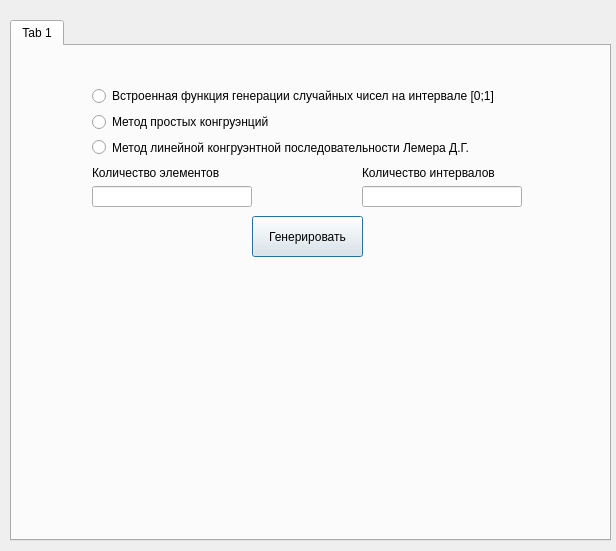
KomaR1/uniform_distribution, file file.ui: the form before one commit.
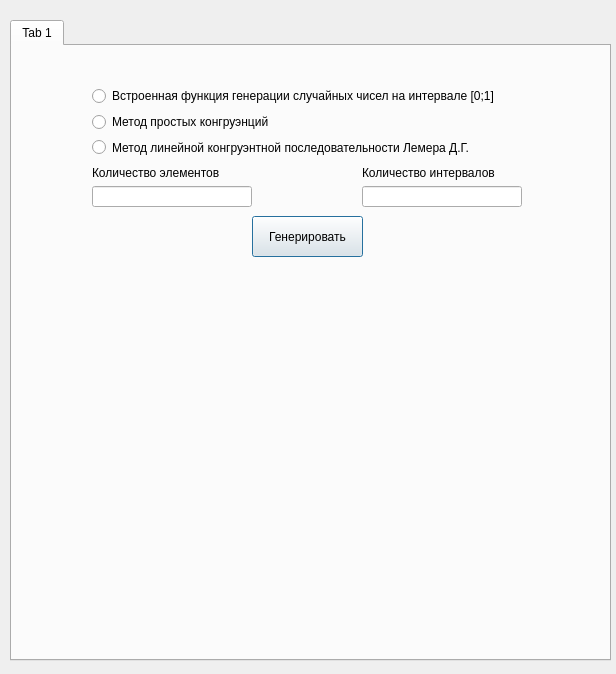
The form after the commit.

The edit to the form file:
```diff
--- a/file.ui
+++ b/file.ui
@@ -7,7 +7,7 @@
     <x>0</x>
     <y>0</y>
     <width>616</width>
-    <height>551</height>
+    <height>674</height>
    </rect>
   </property>
   <property name="windowTitle">
@@ -19,7 +19,7 @@
      <x>10</x>
      <y>20</y>
      <width>601</width>
-     <height>521</height>
+     <height>641</height>
     </rect>
    </property>
    <property name="currentIndex">
@@ -122,10 +122,10 @@
     <widget class="QLabel" name="label_3">
      <property name="geometry">
       <rect>
-       <x>50</x>
-       <y>220</y>
-       <width>491</width>
-       <height>261</height>
+       <x>59</x>
+       <y>229</y>
+       <width>448</width>
+       <height>336</height>
       </rect>
      </property>
      <property name="text">
```
